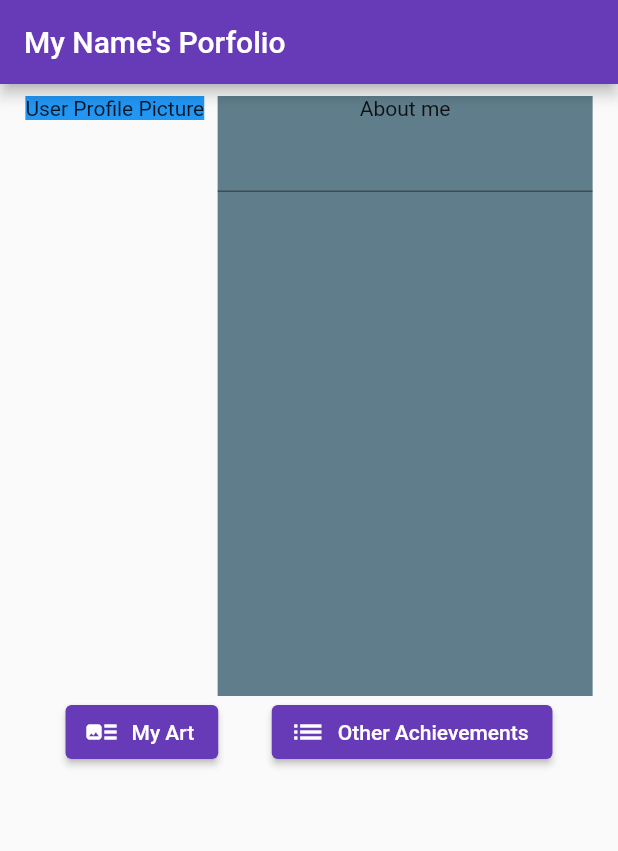
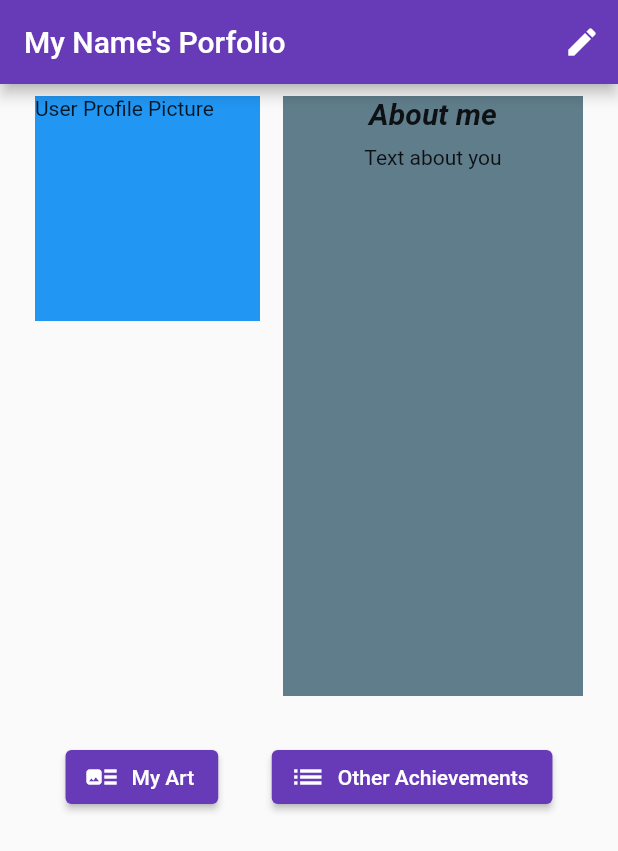
Before and after one commit to GawelSikora/my_portfolio, a Flutter app: the screen it shows after launch, on a phone screen of 412 x 824 dp. Shown: the top 851 px of the screen. Run offline on Flutter 3.47's test engine with Material 2 defaults, Android fonts, the phone set to English and light mode, and no system bars.

Commit message:
correct HomePage and add edit button on AppBar

```diff
--- a/lib/main.dart
+++ b/lib/main.dart
@@ -14,9 +14,24 @@ class MyApp extends StatelessWidget {
       theme: ThemeData(
         primarySwatch: Colors.deepPurple,
       ),
-      home: Scaffold(
+      home: const HomePage(),
+    );
+  }
+}
+
+class HomePage extends StatelessWidget {
+  const HomePage({
+    super.key,
+  });
+
+  @override
+  Widget build(BuildContext context) {
+    return Scaffold(
       appBar: AppBar(
         title: const Text('My Name\'s Porfolio'),
+        actions: [
+          IconButton(onPressed: () {}, icon: const Icon(Icons.edit)),
+        ],
       ),
       body: Padding(
         padding: const EdgeInsets.all(8.0),
@@ -27,23 +42,35 @@ class MyApp extends StatelessWidget {
               crossAxisAlignment: CrossAxisAlignment.start,
               children: [
                 Container(
+                  height: 150,
+                  width: 150,
                   color: Colors.blue,
                   child: const Text('User Profile Picture'),
                 ),
                 Container(
                   color: Colors.blueGrey,
-                    width: 250,
+                  width: 200,
                   height: 400,
                   child: Column(
                     mainAxisAlignment: MainAxisAlignment.start,
                     children: const [
-                        Text('About me'),
-                        TextField(),
+                      Text(
+                        'About me',
+                        style: TextStyle(
+                            fontWeight: FontWeight.bold,
+                            fontStyle: FontStyle.italic,
+                            fontSize: 20),
+                      ),
+                      SizedBox(
+                        height: 10,
+                      ),
+                      Text('Text about you'),
                     ],
                   ),
                 ),
               ],
             ),
+            const SizedBox(height: 30),
             Row(
               mainAxisAlignment: MainAxisAlignment.spaceEvenly,
               children: [
@@ -60,7 +87,6 @@ class MyApp extends StatelessWidget {
           ],
         ),
       ),
-      ),
     );
   }
 }
```
Lines whose indentation alone changed are shown as unchanged.
